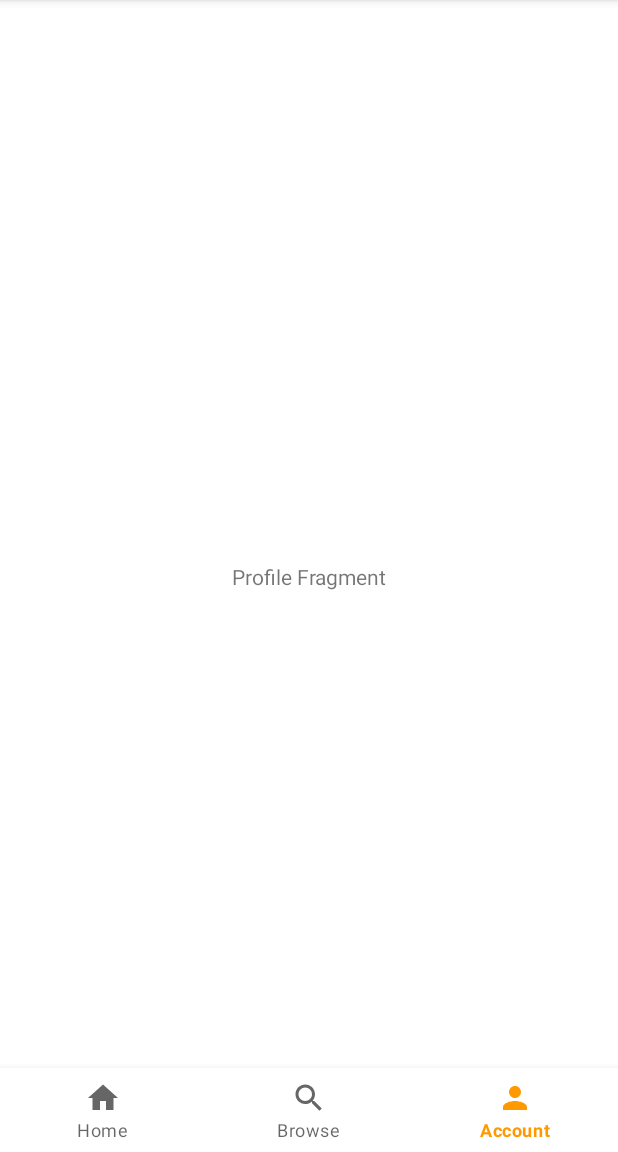
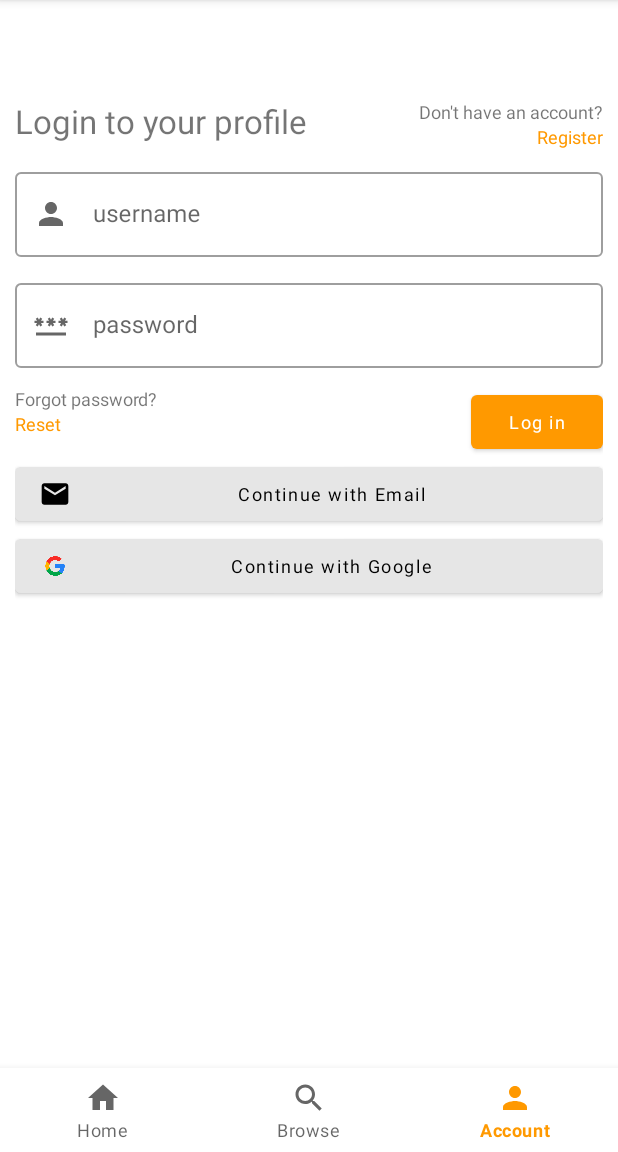
Before and after one commit to mousiyah/Foodgram, an Android app: the ProfileFragment screen opened through its navigation route, on a phone screen of 412 x 824 dp, the part 84-1236 px from its top. Run offline under Robolectric (Android 15) with nearby library versions, the phone set to English and light mode, and no system bars; our stand-ins replace navigation-ui.

Commit message:
login fragment done

```diff
--- a/app/src/main/res/drawable/search_box_background.xml
+++ b/app/src/main/res/drawable/bg_search_box.xml
@@ -5,5 +5,5 @@
         <corners android:radius="20dp" />
     <stroke
         android:width="1dp"
-        android:color="@color/border_color" />
+        android:color="@color/border" />
     </shape>
--- /dev/null
+++ b/app/src/main/res/drawable/ic_email.xml
@@ -0,0 +1,5 @@
+<vector android:height="24dp" android:tint="#000000"
+    android:viewportHeight="24" android:viewportWidth="24"
+    android:width="24dp" xmlns:android="http://schemas.android.com/apk/res/android">
+    <path android:fillColor="@android:color/white" android:pathData="M20,4L4,4c-1.1,0 -1.99,0.9 -1.99,2L2,18c0,1.1 0.9,2 2,2h16c1.1,0 2,-0.9 2,-2L22,6c0,-1.1 -0.9,-2 -2,-2zM20,8l-8,5 -8,-5L4,6l8,5 8,-5v2z"/>
+</vector>
--- /dev/null
+++ b/app/src/main/res/drawable/ic_password.xml
@@ -0,0 +1,5 @@
+<vector android:height="24dp" android:tint="#000000"
+    android:viewportHeight="24" android:viewportWidth="24"
+    android:width="24dp" xmlns:android="http://schemas.android.com/apk/res/android">
+    <path android:fillColor="@android:color/white" android:pathData="M2,17h20v2H2V17zM3.15,12.95L4,11.47l0.85,1.48l1.3,-0.75L5.3,10.72H7v-1.5H5.3l0.85,-1.47L4.85,7L4,8.47L3.15,7l-1.3,0.75L2.7,9.22H1v1.5h1.7L1.85,12.2L3.15,12.95zM9.85,12.2l1.3,0.75L12,11.47l0.85,1.48l1.3,-0.75l-0.85,-1.48H15v-1.5h-1.7l0.85,-1.47L12.85,7L12,8.47L11.15,7l-1.3,0.75l0.85,1.47H9v1.5h1.7L9.85,12.2zM23,9.22h-1.7l0.85,-1.47L20.85,7L20,8.47L19.15,7l-1.3,0.75l0.85,1.47H17v1.5h1.7l-0.85,1.48l1.3,0.75L20,11.47l0.85,1.48l1.3,-0.75l-0.85,-1.48H23V9.22z"/>
+</vector>
--- a/app/src/main/res/layout/fragment_profile.xml
+++ b/app/src/main/res/layout/fragment_profile.xml
@@ -6,15 +6,6 @@
     android:layout_height="match_parent"
     tools:context=".ui.ProfileFragment">
 
-    <TextView
-        android:id="@+id/profileText"
-        android:layout_width="wrap_content"
-        android:layout_height="wrap_content"
-        android:text="Profile Fragment"
-        app:layout_constraintTop_toTopOf="parent"
-        app:layout_constraintStart_toStartOf="parent"
-        app:layout_constraintEnd_toEndOf="parent"
-        app:layout_constraintBottom_toBottomOf="parent"
-        />
+    <include layout="@layout/item_register"></include>
 
 </androidx.constraintlayout.widget.ConstraintLayout>
--- /dev/null
+++ b/app/src/main/res/layout/item_register.xml
@@ -0,0 +1,157 @@
+<?xml version="1.0" encoding="utf-8"?>
+<LinearLayout
+    xmlns:android="http://schemas.android.com/apk/res/android"
+    xmlns:app="http://schemas.android.com/apk/res-auto"
+    android:layout_width="match_parent"
+    android:layout_height="match_parent"
+    android:orientation="vertical"
+    android:padding="10dp">
+
+    <LinearLayout
+        android:layout_width="match_parent"
+        android:layout_height="wrap_content"
+        android:orientation="horizontal"
+        android:layout_gravity="center_vertical"
+        android:layout_marginBottom="10dp">
+
+        <TextView
+            android:layout_width="wrap_content"
+            android:layout_height="wrap_content"
+            android:layout_marginEnd="5dp"
+            android:text="Login to your profile"
+            android:textSize="22sp" />
+
+        <LinearLayout
+            android:layout_width="match_parent"
+            android:layout_height="wrap_content"
+            android:orientation="vertical"
+            android:gravity="end">
+
+            <TextView
+                android:layout_width="wrap_content"
+                android:layout_height="wrap_content"
+                android:text="Don't have an account?"
+                android:textSize="12sp" />
+
+            <TextView
+                android:layout_width="wrap_content"
+                android:layout_height="wrap_content"
+                android:text="Register"
+                android:textColor="?attr/colorPrimary"
+                android:textSize="12sp" />
+        </LinearLayout>
+    </LinearLayout>
+
+    <com.google.android.material.textfield.TextInputLayout
+        style="@style/Widget.MaterialComponents.TextInputLayout.OutlinedBox"
+        android:layout_width="match_parent"
+        android:layout_height="wrap_content"
+        android:hint="username"
+        app:startIconDrawable="@drawable/ic_profile"
+        android:layout_marginBottom="12sp">
+
+    <com.google.android.material.textfield.TextInputEditText
+        android:layout_width="match_parent"
+        android:layout_height="wrap_content"
+        android:maxLines="1"
+        android:inputType="text|textCapSentences"/>
+
+    </com.google.android.material.textfield.TextInputLayout>
+
+    <com.google.android.material.textfield.TextInputLayout
+        style="@style/Widget.MaterialComponents.TextInputLayout.OutlinedBox"
+        android:layout_width="match_parent"
+        android:layout_height="wrap_content"
+        android:hint="password"
+        app:startIconDrawable="@drawable/ic_password"
+        android:layout_marginBottom="12sp">
+
+    <com.google.android.material.textfield.TextInputEditText
+        android:layout_width="match_parent"
+        android:layout_height="wrap_content"
+        android:inputType="textPassword|textCapSentences"
+        android:maxLines="1" />
+
+    </com.google.android.material.textfield.TextInputLayout>
+
+    <LinearLayout
+        android:layout_width="match_parent"
+        android:layout_height="wrap_content"
+        android:orientation="horizontal"
+        android:layout_gravity="center_vertical">
+
+        <LinearLayout
+            android:layout_width="wrap_content"
+            android:layout_height="wrap_content"
+            android:orientation="vertical">
+
+            <TextView
+                android:layout_width="wrap_content"
+                android:layout_height="wrap_content"
+                android:layout_marginEnd="5dp"
+                android:text="Forgot password?"
+                android:textSize="12sp" />
+
+            <TextView
+                android:layout_width="wrap_content"
+                android:layout_height="wrap_content"
+                android:text="Reset"
+                android:textColor="?attr/colorPrimary"
+                android:textSize="12sp" />
+        </LinearLayout>
+
+        <LinearLayout
+            android:layout_width="match_parent"
+            android:layout_height="wrap_content"
+            android:gravity="end"
+            android:orientation="horizontal">
+
+            <Button
+                android:layout_width="wrap_content"
+                android:layout_height="wrap_content"
+                android:text="Log in"
+                android:textAllCaps="false"
+                android:textSize="12sp" />
+        </LinearLayout>
+
+    </LinearLayout>
+
+    <LinearLayout
+        android:layout_width="match_parent"
+        android:layout_height="wrap_content"
+        android:gravity="center"
+        android:orientation="vertical">
+
+        <com.google.android.material.button.MaterialButton
+            android:layout_width="match_parent"
+            android:layout_height="wrap_content"
+            android:insetLeft="0dp"
+            android:insetRight="0dp"
+            app:icon="@drawable/ic_email"
+            app:iconSize="21dp"
+            app:iconTint="@color/black"
+            app:iconGravity="start"
+            android:text="Continue with Email"
+            android:textSize="12sp"
+            android:textAllCaps="false"
+            android:backgroundTint="@color/light_grey"
+            android:textColor="@color/black"/>
+
+        <com.google.android.material.button.MaterialButton
+            android:layout_width="match_parent"
+            android:layout_height="wrap_content"
+            android:insetLeft="0dp"
+            android:insetRight="0dp"
+            app:icon="@drawable/ic_google"
+            app:iconSize="21dp"
+            app:iconTint="@null"
+            app:iconGravity="start"
+            android:text="Continue with Google"
+            android:textSize="12sp"
+            android:textAllCaps="false"
+            android:backgroundTint="@color/light_grey"
+            android:textColor="@color/black" />
+
+    </LinearLayout>
+
+</LinearLayout>
--- a/app/src/main/res/layout/item_review.xml
+++ b/app/src/main/res/layout/item_review.xml
@@ -198,7 +198,7 @@
                         android:layout_width="wrap_content"
                         android:layout_height="wrap_content"
                         android:text="4 replies"
-                        android:textSize="10dp" />
+                        android:textSize="10sp" />
 
                     <LinearLayout
                         android:layout_width="match_parent"
@@ -211,7 +211,7 @@
                             android:layout_height="wrap_content"
                             android:layout_gravity="center_vertical"
                             android:text="1h ago"
-                            android:textSize="10dp" />
+                            android:textSize="10sp" />
 
                     </LinearLayout>
 
--- a/app/src/main/res/layout/item_search_box.xml
+++ b/app/src/main/res/layout/item_search_box.xml
@@ -2,7 +2,8 @@
 
 <!-- Search box structure -->
 
-<com.google.android.material.textfield.TextInputLayout xmlns:android="http://schemas.android.com/apk/res/android"
+<com.google.android.material.textfield.TextInputLayout
+    xmlns:android="http://schemas.android.com/apk/res/android"
     android:layout_width="match_parent"
     android:layout_height="wrap_content">
 
@@ -10,7 +11,7 @@
         android:layout_width="match_parent"
         android:layout_height="wrap_content"
         android:orientation="horizontal"
-        android:background="@drawable/search_box_background"
+        android:background="@drawable/bg_search_box"
         android:padding="10dp">
 
         <ImageView
@@ -27,10 +28,10 @@
             android:layout_marginStart="5dp"
             android:layout_marginEnd="5dp"
             android:inputType="text"
-            android:textSize="12dp"
+            android:textSize="12sp"
             android:hint="Search by restaurant, food name"/>
 
-        <LinearLayout xmlns:android="http://schemas.android.com/apk/res/android"
+        <LinearLayout
             android:layout_width="match_parent"
             android:layout_height="wrap_content"
             android:layout_gravity="center_vertical"
--- a/app/src/main/res/layout/item_sort.xml
+++ b/app/src/main/res/layout/item_sort.xml
@@ -62,7 +62,7 @@
             android:layout_width="wrap_content"
             android:layout_height="wrap_content"
             android:text="Change?"
-            android:textColor="@color/orange"
+            android:textColor="?attr/colorPrimary"
             android:textSize="12sp" />
 
     </LinearLayout>
--- a/app/src/main/res/values-night/themes.xml
+++ b/app/src/main/res/values-night/themes.xml
@@ -1,6 +1,6 @@
 <resources xmlns:tools="http://schemas.android.com/tools">
     <!-- Base application theme. -->
-    <style name="Theme.Foodgram" parent="Theme.MaterialComponents.DayNight.DarkActionBar">
+    <style name="Theme.Foodgram" parent="Theme.MaterialComponents.Light.DarkActionBar">
         <!-- Primary brand color. -->
         <item name="colorPrimary">@color/purple_200</item>
         <item name="colorPrimaryVariant">@color/purple_700</item>
@@ -13,7 +13,7 @@
         <item name="android:statusBarColor">?attr/colorPrimaryVariant</item>
 
         <!-- Customize your theme here. -->
+        <item name="android:fontFamily">sans-serif</item>
     </style>
 
-
 </resources>
--- a/app/src/main/res/values/colors.xml
+++ b/app/src/main/res/values/colors.xml
@@ -9,5 +9,6 @@
     <color name="white">#FFFFFFFF</color>
     <color name="orange">#FF9900</color>
     <color name="transparent">#00000000</color>
-    <color name="border_color">#E0E0E0</color>
+    <color name="border">#BDBDBD</color>
+    <color name="light_grey">#e6e6e6</color>
 </resources>
--- a/app/src/main/res/values/styles.xml
+++ b/app/src/main/res/values/styles.xml
@@ -5,4 +5,5 @@
         <item name="android:textColor">@android:color/white</item>
         <item name="android:fontFamily">@font/title</item>
     </style>
+
 </resources>
--- a/app/src/main/res/values/themes.xml
+++ b/app/src/main/res/values/themes.xml
@@ -1,6 +1,6 @@
 <resources xmlns:tools="http://schemas.android.com/tools">
     <!-- Base application theme. -->
-    <style name="Theme.Foodgram" parent="Theme.MaterialComponents.DayNight.DarkActionBar">
+    <style name="Theme.Foodgram" parent="Theme.MaterialComponents.Light.DarkActionBar">
         <!-- Primary brand color. -->
         <item name="colorPrimary">@color/orange</item>
         <item name="colorPrimaryVariant">@color/orange</item>
@@ -14,5 +14,6 @@
         <item name="android:statusBarColor">?attr/colorPrimaryVariant</item>
 
         <!-- Customize your theme here. -->
+        <item name="android:fontFamily">sans-serif</item>
     </style>
 </resources>
```
Also changed, not shown: app/src/main/res/drawable/ic_google.png (added).
